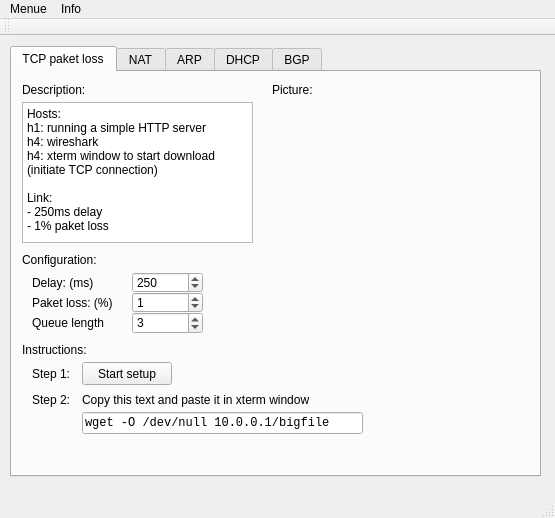
Qt form mainwindow.ui (koppd/mt) before a commit.
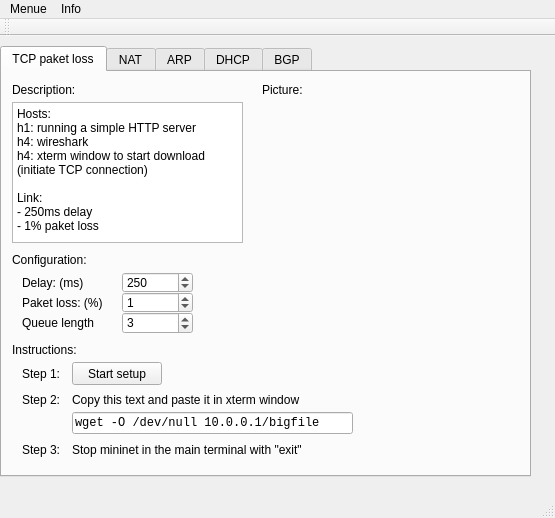
The same form after that commit. Icons and pictures are not drawn.

Commit message: GUI: mit Step3 (TCPloss) und Menu->Exit

Diff of the .ui file:
```diff
--- a/mainwindow.ui
+++ b/mainwindow.ui
@@ -17,7 +17,7 @@
    <widget class="QTabWidget" name="tabWidget">
     <property name="geometry">
      <rect>
-      <x>10</x>
+      <x>0</x>
       <y>10</y>
       <width>531</width>
       <height>431</height>
@@ -312,6 +312,32 @@
        <number>3</number>
       </property>
      </widget>
+     <widget class="QLabel" name="label_12">
+      <property name="geometry">
+       <rect>
+        <x>20</x>
+        <y>370</y>
+        <width>52</width>
+        <height>16</height>
+       </rect>
+      </property>
+      <property name="text">
+       <string>Step 3:</string>
+      </property>
+     </widget>
+     <widget class="QLabel" name="label_13">
+      <property name="geometry">
+       <rect>
+        <x>70</x>
+        <y>370</y>
+        <width>281</width>
+        <height>16</height>
+       </rect>
+      </property>
+      <property name="text">
+       <string>Stop mininet in the main terminal with &quot;exit&quot;</string>
+      </property>
+     </widget>
     </widget>
     <widget class="QWidget" name="tab_2">
      <attribute name="title">
```
Left out of the diff: 27 changed lines with no effect on the pictures. The commit also changes 1 other file.
